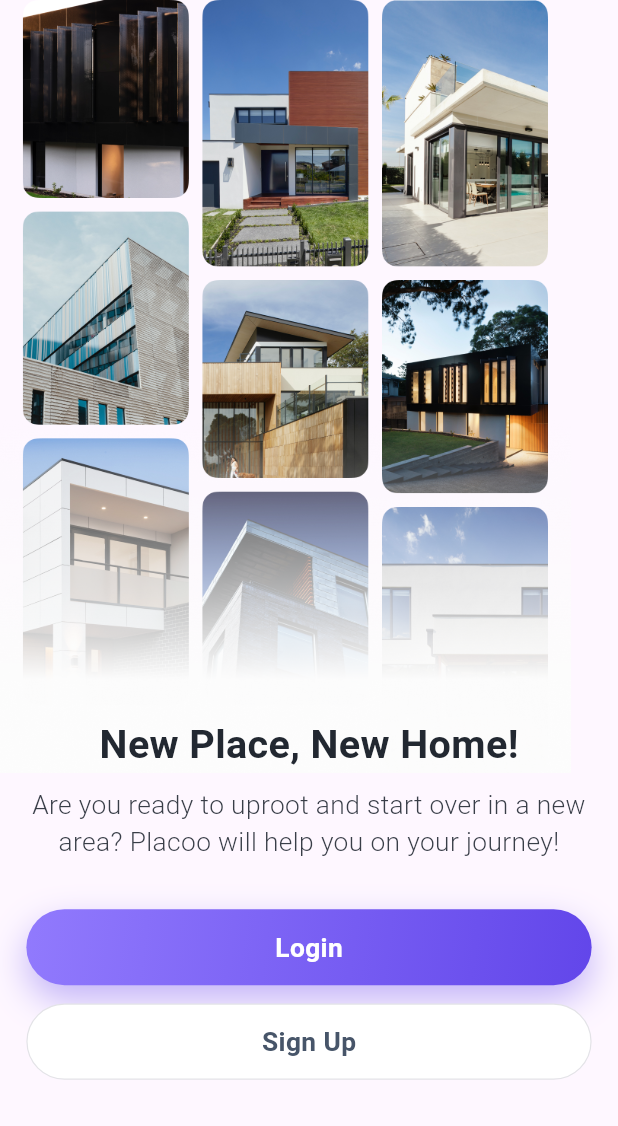
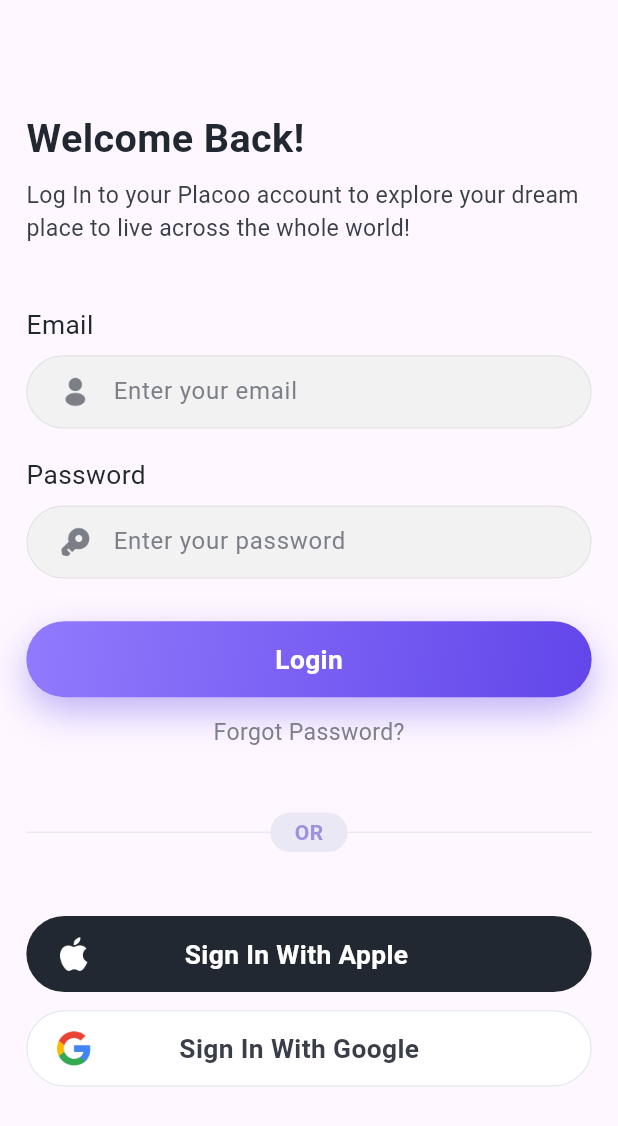
Before and after one commit to saadghazal/home_rent_app, a Flutter app: the OnBoardingScreen screen opened directly, after a tap on "Login", on a phone screen of 412 x 824 dp. Shown: the top 1126 px of the screen. Run offline on Flutter 3.47's test engine with Material 3 defaults, Android fonts, the phone set to English and light mode, and no system bars; our stand-ins replace flutter_screenutil; Roboto replaces fonts that are missing (SFProDisplay); project files that could hold a hidden picture were left out.

Commit message:
create login screen

```diff
--- /dev/null
+++ b/lib/auth/screens/login_screen.dart
@@ -0,0 +1,246 @@
+import 'package:flutter/material.dart';
+import 'package:flutter_screenutil/flutter_screenutil.dart';
+import 'package:home_rent_app/utils/app_theme.dart';
+import 'package:home_rent_app/widgets/gradient_button.dart';
+import 'package:home_rent_app/widgets/main_button.dart';
+
+class LoginScreen extends StatelessWidget {
+  const LoginScreen({super.key});
+  static const routeName = '/login';
+
+  @override
+  Widget build(BuildContext context) {
+    return GestureDetector(
+      onTap: () {
+        FocusScope.of(context).unfocus();
+      },
+      child: Scaffold(
+        body: SingleChildScrollView(
+          child: SafeArea(
+            bottom: false,
+            child: Padding(
+              padding: EdgeInsets.symmetric(horizontal: 16.w),
+              child: Column(
+                crossAxisAlignment: CrossAxisAlignment.start,
+                children: [
+                  SizedBox(
+                    height: 72.h,
+                  ),
+                  Text(
+                    'Welcome Back!',
+                    style: TextStyle(
+                      fontSize: 24.sp,
+                      fontWeight: FontWeight.bold,
+                      color: AppTheme.blueDark,
+                    ),
+                  ),
+                  SizedBox(
+                    height: 8.h,
+                  ),
+                  Text(
+                    'Log In to your Placoo account to explore your dream place to live across the whole world!',
+                    style: TextStyle(
+                      fontSize: 14.sp,
+                      color: AppTheme.navGrey,
+                    ),
+                  ),
+                  SizedBox(
+                    height: 40.h,
+                  ),
+                  Text(
+                    'Email',
+                    style: TextStyle(
+                      color: AppTheme.blueDark,
+                      fontSize: 16.sp,
+                    ),
+                  ),
+                  SizedBox(
+                    height: 8.h,
+                  ),
+                  Container(
+                    height: 48.h,
+                    width: double.maxFinite,
+                    padding: EdgeInsets.symmetric(horizontal: 18.w),
+                    decoration: BoxDecoration(
+                        borderRadius: BorderRadius.circular(50.r),
+                        color: Color(0xFFF2F2F3),
+                        border: Border.all(color: Color(0xFFE3E3E7), width: 0.8)),
+                    child: Row(
+                      children: [
+                        Image.asset(
+                          'assets/icons/user_icon.png',
+                          height: 22.h,
+                          width: 22.w,
+                          color: Color(0xFF7D7F88),
+                        ),
+                        SizedBox(
+                          width: 12.w,
+                        ),
+                        Expanded(
+                          child: TextField(
+                            cursorColor: AppTheme.blueDark,
+                            decoration: InputDecoration(
+                              border: InputBorder.none,
+                              contentPadding: EdgeInsets.symmetric(
+                                vertical: 12.h,
+                              ),
+                              hintText: 'Enter your email',
+                              hintStyle: const TextStyle(
+                                fontFamily: 'SFProDisplay',
+                                color: Color(0xFF7D7F88),
+                                fontWeight: FontWeight.w400,
+                              ),
+                            ),
+                          ),
+                        ),
+                      ],
+                    ),
+                  ),
+                  SizedBox(
+                    height: 18.h,
+                  ),
+                  Text(
+                    'Password',
+                    style: TextStyle(
+                      color: AppTheme.blueDark,
+                      fontSize: 16.sp,
+                    ),
+                  ),
+                  SizedBox(
+                    height: 8.h,
+                  ),
+                  Container(
+                    height: 48.h,
+                    width: double.maxFinite,
+                    padding: EdgeInsets.symmetric(horizontal: 18.w),
+                    decoration: BoxDecoration(
+                      borderRadius: BorderRadius.circular(50.r),
+                      color: Color(0xFFF2F2F3),
+                      border: Border.all(
+                        color: Color(0xFFE3E3E7),
+                        width: 0.8,
+                      ),
+                    ),
+                    child: Row(
+                      children: [
+                        Image.asset(
+                          'assets/icons/key.png',
+                          height: 22.h,
+                          width: 22.w,
+                          color: Color(0xFF7D7F88),
+                        ),
+                        SizedBox(
+                          width: 12.w,
+                        ),
+                        Expanded(
+                          child: TextField(
+                            cursorColor: AppTheme.blueDark,
+                            decoration: InputDecoration(
+                              border: InputBorder.none,
+                              contentPadding: EdgeInsets.symmetric(
+                                vertical: 12.h,
+                              ),
+                              hintText: 'Enter your password',
+                              hintStyle: const TextStyle(
+                                fontFamily: 'SFProDisplay',
+                                color: Color(0xFF7D7F88),
+                                fontWeight: FontWeight.w400,
+                              ),
+                            ),
+                          ),
+                        ),
+                      ],
+                    ),
+                  ),
+                  SizedBox(
+                    height: 28.h,
+                  ),
+                  GradientButton(
+                    label: 'Login',
+                    onTap: () {},
+                  ),
+                  SizedBox(
+                    height: 12.h,
+                  ),
+                  Center(
+                    child: Text(
+                      'Forgot Password?',
+                      style: TextStyle(
+                        fontSize: 14.sp,
+                        color: Color(0xFF7D7F88),
+                      ),
+                    ),
+                  ),
+                  SizedBox(
+                    height: 42.h,
+                  ),
+                  SizedBox(
+                    height: 26.h,
+                    width: double.maxFinite,
+                    child: Stack(
+                      children: [
+                        Center(
+                          child: Divider(
+                            color: Color(0xFFEBE8F6),
+                          ),
+                        ),
+                        Center(
+                          child: Container(
+                            height: 26.h,
+                            width: 47.w,
+                            decoration: BoxDecoration(
+                              borderRadius: BorderRadius.circular(50.r),
+                              color: Color(0xFFEBE8F6),
+                            ),
+                            child: const Center(
+                              child: Text(
+                                'OR',
+                                style: TextStyle(
+                                  color: Color(0xFF9E91DA),
+                                  fontWeight: FontWeight.bold,
+                                ),
+                              ),
+                            ),
+                          ),
+                        ),
+                      ],
+                    ),
+                  ),
+                  SizedBox(
+                    height: 42.h,
+                  ),
+                  MainButton(
+                    label: 'Sign In With Apple',
+                    onTap: () {},
+                    icon: Image.asset(
+                      'assets/icons/apple_icon.png',
+                      height: 24.h,
+                      width: 24.w,
+                    ),
+                    backgroundColor: AppTheme.blueDark,
+                    labelColor: Colors.white,
+                  ),
+                  SizedBox(
+                    height: 12.h,
+                  ),
+                  MainButton(
+                    label: 'Sign In With Google',
+                    onTap: () {},
+                    icon: Image.asset(
+                      'assets/icons/google_logo.png',
+                      height: 24.h,
+                      width: 24.w,
+                    ),
+                    backgroundColor: Colors.white,
+                    labelColor: AppTheme.navGrey,
+                    borderColor: Color(0xFFE2E8F0),
+                  ),
+                ],
+              ),
+            ),
+          ),
+        ),
+      ),
+    );
+  }
+}
--- a/lib/main.dart
+++ b/lib/main.dart
@@ -1,5 +1,6 @@
 import 'package:flutter/material.dart';
 import 'package:flutter_screenutil/flutter_screenutil.dart';
+import 'package:home_rent_app/auth/screens/login_screen.dart';
 import 'package:home_rent_app/onboarding/screen/onboarding_screen.dart';
 
 void main() {
@@ -22,7 +23,10 @@ class MyApp extends StatelessWidget {
           fontFamily: 'SFProDisplay',
           colorScheme: ColorScheme.fromSeed(seedColor: Colors.deepPurple),
         ),
-        home: OnBoardingScreen(),
+        routes: {
+          '/': (context) => OnBoardingScreen(),
+          LoginScreen.routeName: (context) => LoginScreen(),
+        },
       ),
     );
   }
--- a/lib/onboarding/screen/onboarding_screen.dart
+++ b/lib/onboarding/screen/onboarding_screen.dart
@@ -1,5 +1,6 @@
 import 'package:flutter/material.dart';
 import 'package:flutter_screenutil/flutter_screenutil.dart';
+import 'package:home_rent_app/auth/screens/login_screen.dart';
 import 'package:home_rent_app/onboarding/widgets/onboarding_cover.dart';
 import 'package:home_rent_app/utils/app_theme.dart';
 import 'package:home_rent_app/widgets/gradient_button.dart';
@@ -39,7 +40,15 @@ class OnBoardingScreen extends StatelessWidget {
               padding: EdgeInsets.symmetric(horizontal: 16.w),
               child: GradientButton(
                 label: 'Login',
-                onTap: () {},
+                onTap: () {
+                  Navigator.pushNamedAndRemoveUntil(
+                    context,
+                    LoginScreen.routeName,
+                    (Route a) {
+                      return false;
+                    },
+                  );
+                },
               ),
             ),
             SizedBox(
--- a/lib/widgets/main_button.dart
+++ b/lib/widgets/main_button.dart
@@ -38,6 +38,7 @@ class MainButton extends StatelessWidget {
       child: Container(
         height: height.h,
         width: width.w,
+        padding: icon != null ? EdgeInsets.only(left: 16.w) : null,
         decoration: BoxDecoration(
           borderRadius: BorderRadius.circular(50.r),
           color: backgroundColor,
@@ -57,8 +58,10 @@ class MainButton extends StatelessWidget {
         ),
         child: icon != null
             ? Row(
+                mainAxisAlignment: MainAxisAlignment.spaceBetween,
                 children: [
                   icon!,
+                  Spacer(),
                   Text(
                     label,
                     style: TextStyle(
@@ -66,6 +69,9 @@ class MainButton extends StatelessWidget {
                       fontWeight: FontWeight.w600,
                       color: labelColor,
                     ),
+                  ),
+                  Spacer(
+                    flex: 2,
                   ),
                 ],
               )
```
Also changed, not shown: assets/icons/apple_icon.png (added), assets/icons/google_logo.png (added), assets/icons/key.png (added), assets/icons/user_icon.png (added), lib/auth/screens/sign_up_screen.dart (added).
